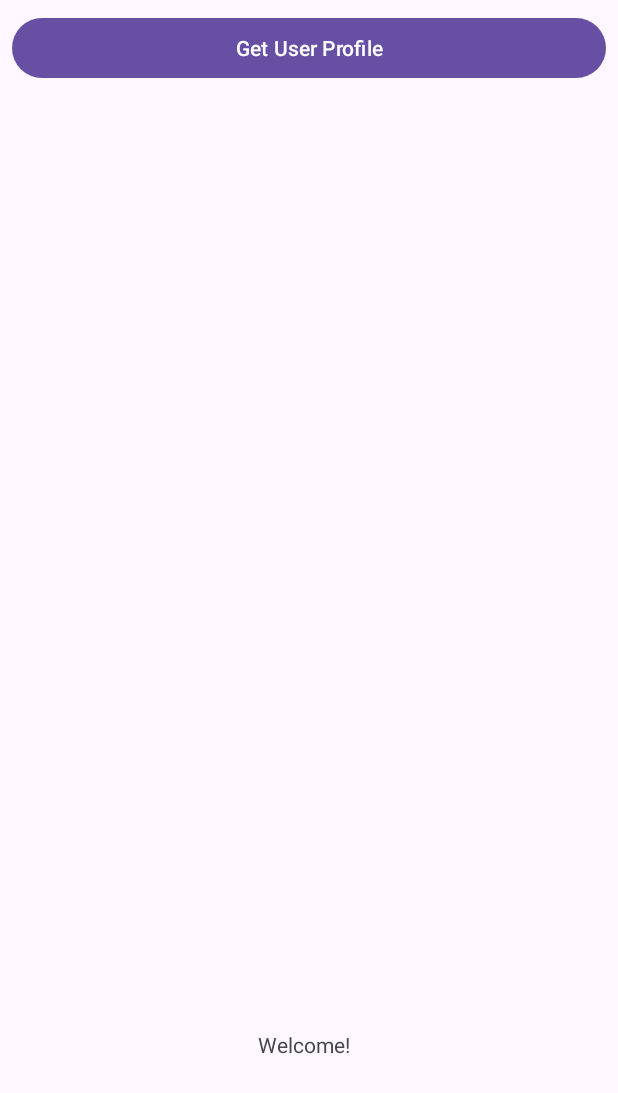
After one commit to lakimapturn/SpotifyWrapped, an Android app: the layout home.xml on its own in the app's theme, with its tools: preview values and no code run, on a phone screen of 412 x 824 dp. The commit adds this screen. Shown: the top 1093 px of the screen. Run offline under Robolectric (Android 15) with nearby library versions, the phone set to English and light mode, and no system bars.

Commit message:
added packages for different features

```diff
--- a/app/build.gradle
+++ b/app/build.gradle
@@ -1,6 +1,7 @@
 plugins {
     id 'com.android.application'
     id 'com.google.gms.google-services'
+    id 'androidx.navigation.safeargs'
 }
 
 android {
@@ -48,4 +49,6 @@ dependencies {
     testImplementation 'junit:junit:4.13.2'
     androidTestImplementation 'androidx.test.ext:junit:1.1.5'
     androidTestImplementation 'androidx.test.espresso:espresso-core:3.5.1'
+    implementation 'androidx.navigation:navigation-fragment:2.7.7'
+    implementation 'androidx.navigation:navigation-ui:2.7.7'
 }
--- a/app/src/main/java/com/example/spotifywrapped/DownloadCallback.java
+++ b/app/src/main/java/com/example/spotifywrapped/Helper/DownloadCallback.java
@@ -1,4 +1,4 @@
-package com.example.spotifywrapped;
+package com.example.spotifywrapped.Helper;
 
 public interface DownloadCallback {
     void successMethod(String jsonString);
--- a/app/src/main/java/com/example/spotifywrapped/TokenClass.java
+++ b/app/src/main/java/com/example/spotifywrapped/Helper/TokenClass.java
@@ -1,4 +1,4 @@
-package com.example.spotifywrapped;
+package com.example.spotifywrapped.Helper;
 
 public class TokenClass {
     private static TokenClass instance;
--- a/app/src/main/java/com/example/spotifywrapped/Home.java
+++ b/app/src/main/java/com/example/spotifywrapped/Home.java
@@ -7,6 +7,8 @@ import android.util.Log;
 import android.widget.Button;
 import android.widget.TextView;
 import android.widget.Toast;
+
+import com.example.spotifywrapped.Helper.TokenClass;
 
 import org.json.JSONException;
 import org.json.JSONObject;
--- /dev/null
+++ b/app/src/main/res/layout/home.xml
@@ -0,0 +1,35 @@
+<?xml version="1.0" encoding="utf-8"?>
+<androidx.constraintlayout.widget.ConstraintLayout xmlns:android="http://schemas.android.com/apk/res/android"
+    xmlns:app="http://schemas.android.com/apk/res-auto"
+    xmlns:tools="http://schemas.android.com/tools"
+    android:layout_width="match_parent"
+    android:layout_height="match_parent"
+    tools:context=".Home">
+
+    <TextView
+        android:id="@+id/homeId"
+        android:layout_width="wrap_content"
+        android:layout_height="wrap_content"
+        android:layout_marginStart="172dp"
+        android:text="Welcome!"
+        app:layout_constraintBottom_toBottomOf="parent"
+        app:layout_constraintStart_toStartOf="parent"
+        app:layout_constraintTop_toTopOf="parent"
+        app:layout_constraintVertical_bias="0.853" />
+
+    <LinearLayout
+        android:layout_width="match_parent"
+        android:layout_height="wrap_content">
+
+        <Button
+            android:id="@+id/profile_btn"
+            android:layout_width="0dp"
+            android:layout_height="wrap_content"
+            android:layout_gravity="center_vertical"
+            android:layout_margin="8dp"
+            android:layout_weight="1"
+            android:text="Get User Profile" />
+    </LinearLayout>
+
+
+</androidx.constraintlayout.widget.ConstraintLayout>
--- a/build.gradle
+++ b/build.gradle
@@ -1,8 +1,10 @@
 buildscript {
     dependencies {
         classpath 'com.google.gms:google-services:4.4.1'
+        classpath 'androidx.navigation:navigation-safe-args-gradle-plugin:2.7.7'
     }
 }// Top-level build file where you can add configuration options common to all sub-projects/modules.
 plugins {
-id 'com.android.application' version '8.2.1' apply false
+    id 'com.android.application' version '8.2.1' apply false
+
 }
```
Also changed, not shown: app/src/main/java/com/example/spotifywrapped/Auth/Login.java (added, +149 -0 lines), app/src/main/java/com/example/spotifywrapped/Helper/Helper.java (added, +13 -0 lines), app/src/main/java/com/example/spotifywrapped/MainActivity.java (+0 -132 lines), app/src/main/res/layout/login.xml (added, +22 -0 lines).
